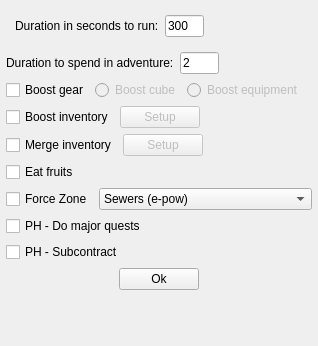
The window that design/options.ui (kujan/NGU-scripts) describes before a commit, drawn with Qt 5.
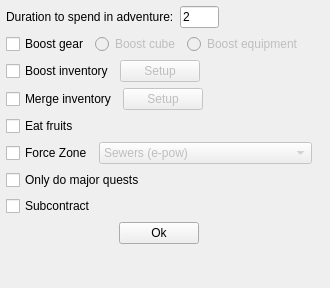
The same window after the commit.

What changed in the file:
```diff
--- a/design/options.ui
+++ b/design/options.ui
@@ -6,8 +6,8 @@
    <rect>
     <x>0</x>
     <y>0</y>
-    <width>318</width>
-    <height>346</height>
+    <width>330</width>
+    <height>288</height>
    </rect>
   </property>
   <property name="windowTitle">
@@ -37,51 +37,6 @@
     </property>
     <item>
      <layout class="QVBoxLayout" name="verticalLayout_2">
-      <item>
-       <widget class="QWidget" name="w_duration_2" native="true">
-        <layout class="QHBoxLayout" name="w_duration">
-         <item>
-          <widget class="QLabel" name="label_duration">
-           <property name="whatsThis">
-            <string extracomment="Duration in seconds to snipe in itopod before going to inventory/ygg etc"/>
-           </property>
-           <property name="text">
-            <string>Duration in seconds to run:</string>
-           </property>
-          </widget>
-         </item>
-         <item>
-          <widget class="QLineEdit" name="line_duration">
-           <property name="maximumSize">
-            <size>
-             <width>39</width>
-             <height>16777215</height>
-            </size>
-           </property>
-           <property name="text">
-            <string>300</string>
-           </property>
-           <property name="placeholderText">
-            <string extracomment="Duration in seconds to run before going to inventory"/>
-           </property>
-          </widget>
-         </item>
-         <item>
-          <spacer name="horizontalSpacer_2">
-           <property name="orientation">
-            <enum>Qt::Horizontal</enum>
-           </property>
-           <property name="sizeHint" stdset="0">
-            <size>
-             <width>40</width>
-             <height>20</height>
-            </size>
-           </property>
-          </spacer>
-         </item>
-        </layout>
-       </widget>
-      </item>
       <item>
        <layout class="QHBoxLayout" name="w_adv_duration">
         <item>
@@ -296,6 +251,9 @@
         </item>
         <item>
          <widget class="QComboBox" name="combo_force">
+          <property name="enabled">
+           <bool>false</bool>
+          </property>
           <item>
            <property name="text">
             <string>Sewers (e-pow)</string>
@@ -371,7 +329,7 @@
            <string>Does major quests as they become available, this will override the force zone option if you have any majors banked.</string>
           </property>
           <property name="text">
-           <string>PH - Do major quests</string>
+           <string>Only do major quests</string>
           </property>
          </widget>
         </item>
@@ -382,7 +340,7 @@
         <item>
          <widget class="QCheckBox" name="check_subcontract">
           <property name="text">
-           <string>PH - Subcontract</string>
+           <string>Subcontract</string>
           </property>
          </widget>
         </item>
```
Left out of the diff: 5 changed lines with no effect on the pictures.
